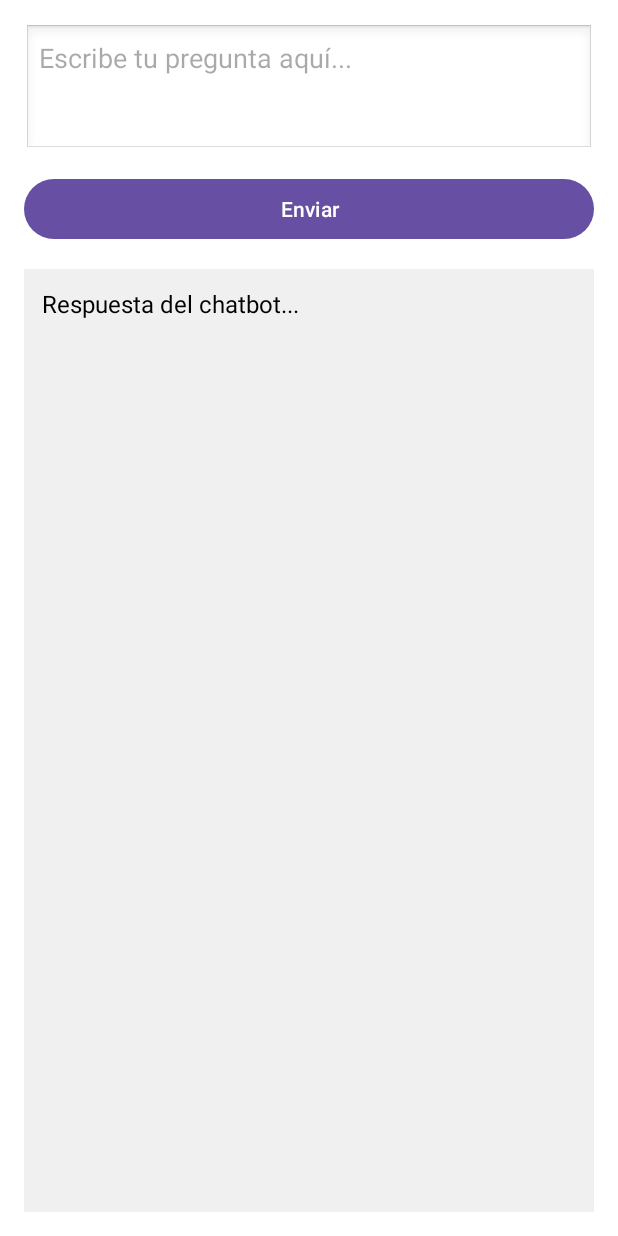
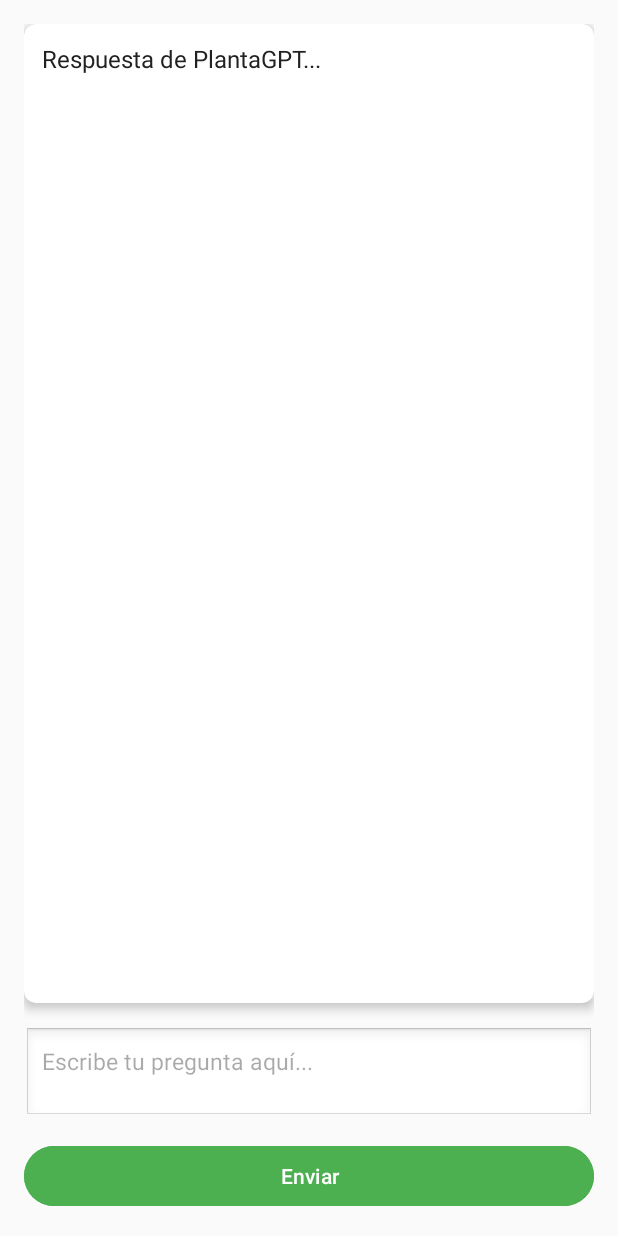
Before and after one commit to Nekyyu/EarthCare, an Android app: the PlantaGPT screen opened directly, with no data from a screen before it, on a phone screen of 412 x 824 dp. Run offline under Robolectric (Android 15) with nearby library versions, the light colour scheme and no system bars.

Commit message:
diseño de PlantaGPT

```diff
--- a/app/src/main/res/layout/activity_planta_gpt.xml
+++ b/app/src/main/res/layout/activity_planta_gpt.xml
@@ -1,41 +1,63 @@
 <?xml version="1.0" encoding="utf-8"?>
 <LinearLayout xmlns:android="http://schemas.android.com/apk/res/android"
+    xmlns:card_view="http://schemas.android.com/apk/res-auto"
     android:id="@+id/chatLayout"
     android:layout_width="match_parent"
     android:layout_height="match_parent"
     android:orientation="vertical"
-    android:padding="16dp"
-    android:background="#FFFFFF">
+    android:background="#FAFAFA"
+    android:padding="16dp">
 
+    <!-- Respuesta del bot en una tarjeta estilizada -->
+    <androidx.cardview.widget.CardView
+        android:layout_width="match_parent"
+        android:layout_height="0dp"
+        android:layout_weight="1"
+        android:layout_marginBottom="16dp"
+        card_view:cardElevation="4dp"
+        card_view:cardCornerRadius="8dp"
+        card_view:cardBackgroundColor="#FFFFFF">
+
+        <ScrollView
+            android:layout_width="match_parent"
+            android:layout_height="match_parent"
+            android:padding="12dp">
+
+            <TextView
+                android:id="@+id/responseText"
+                android:layout_width="match_parent"
+                android:layout_height="wrap_content"
+                android:text="Respuesta de PlantaGPT..."
+                android:textColor="#212121"
+                android:textSize="16sp"
+                android:lineSpacingExtra="6dp" />
+        </ScrollView>
+    </androidx.cardview.widget.CardView>
+
+    <!-- Entrada del usuario -->
     <EditText
-        android:textColor="@color/black"
         android:id="@+id/userInput"
         android:layout_width="match_parent"
         android:layout_height="wrap_content"
         android:hint="Escribe tu pregunta aquí..."
         android:inputType="textMultiLine"
-        android:lines="3"
-        android:gravity="top"
+        android:minLines="2"
+        android:maxLines="5"
+        android:gravity="top|start"
         android:background="@android:drawable/edit_text"
-        android:padding="10dp" />
+        android:padding="12dp"
+        android:textColor="#000000"
+        android:textSize="15sp" />
 
+    <!-- Botón para enviar -->
     <Button
         android:id="@+id/sendButton"
         android:layout_width="match_parent"
         android:layout_height="wrap_content"
         android:text="Enviar"
-        android:layout_marginTop="12dp" />
-
-    <TextView
-        android:id="@+id/responseText"
-        android:layout_width="match_parent"
-        android:layout_height="0dp"
-        android:layout_weight="1"
-        android:layout_marginTop="16dp"
-        android:background="#F0F0F0"
-        android:text="Respuesta del chatbot..."
-        android:textSize="16sp"
-        android:padding="12dp"
-        android:scrollbars="vertical"
-        android:textColor="@color/black"/>
+        android:textAllCaps="false"
+        android:textColor="#FFFFFF"
+        android:backgroundTint="#4CAF50"
+        android:layout_marginTop="12dp"
+        android:padding="10dp" />
 </LinearLayout>
```
